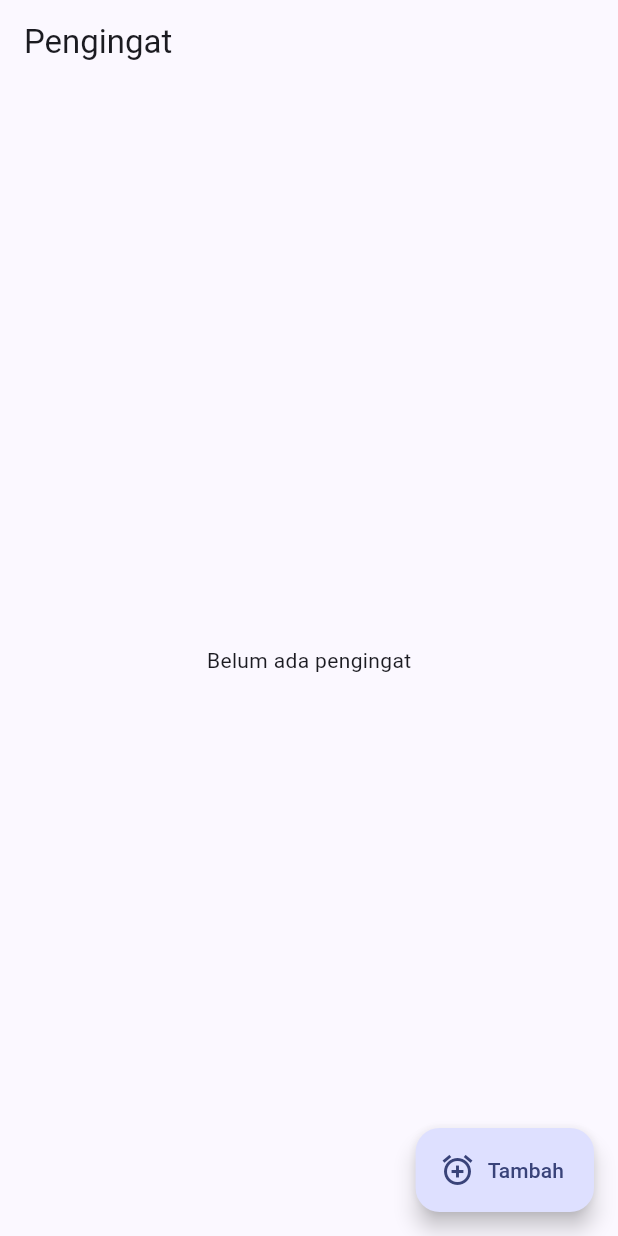
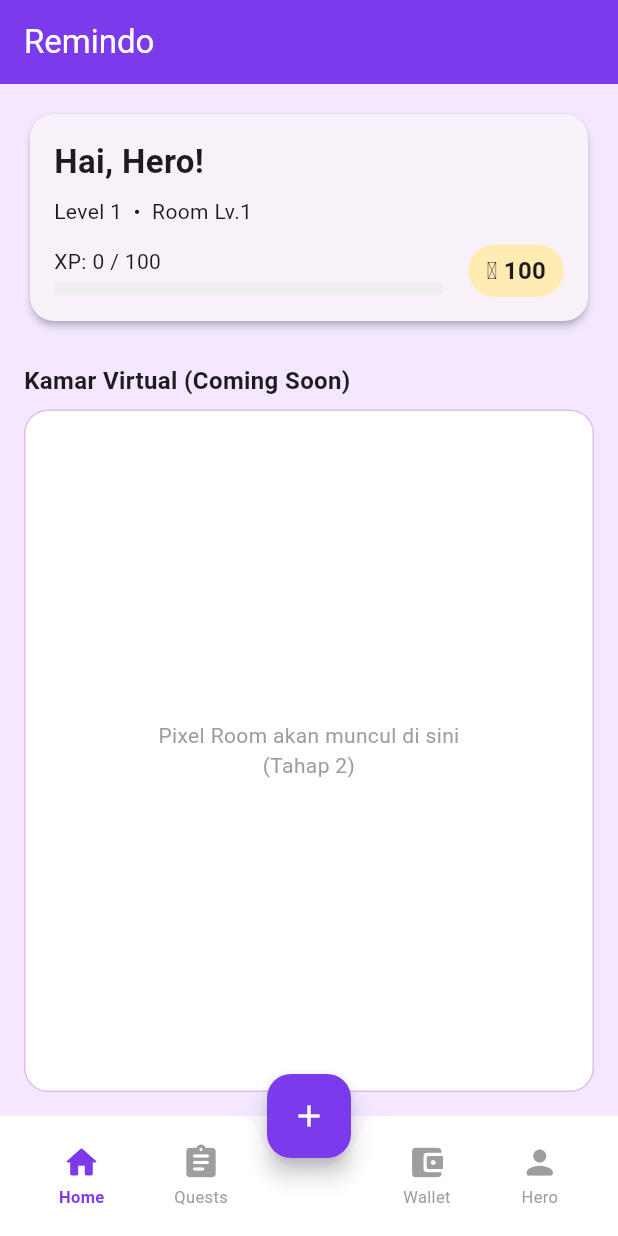
Before and after one commit to kolweoe/my_notifikation_popup, a Flutter app: the screen it shows after launch, on a phone screen of 412 x 824 dp. Run offline on Flutter 3.47's test engine with Material 3 defaults, Android fonts, the phone set to English and light mode, and no system bars; our stand-ins replace flutter_local_notifications, sqflite, timezone; accounts and stored records are empty.

Commit message:
feat: rewrite main.dart with Bottom Navigation for Remindo

```diff
--- a/pengingat_app/lib/main.dart
+++ b/pengingat_app/lib/main.dart
@@ -1,209 +1,128 @@
 import 'package:flutter/material.dart';
 import 'package:intl/date_symbol_data_local.dart';
-import 'package:intl/intl.dart';
-import 'models/reminder.dart';
-import 'services/db_service.dart';
 import 'services/notification_service.dart';
+import 'services/database_service.dart';
+import 'screens/home_screen.dart';
+import 'screens/quests_screen.dart';
 
 Future<void> main() async {
   WidgetsFlutterBinding.ensureInitialized();
   await initializeDateFormatting('id');
   await NotificationService.init();
-  runApp(const PengingatApp());
+  await DatabaseService.database; // init DB early
+  runApp(const RemindoApp());
 }
 
-class PengingatApp extends StatelessWidget {
-  const PengingatApp({super.key});
+class RemindoApp extends StatelessWidget {
+  const RemindoApp({super.key});
+
   @override
-  Widget build(BuildContext context) => MaterialApp(
-        title: 'Pengingat',
+  Widget build(BuildContext context) {
+    return MaterialApp(
+      title: 'Remindo',
       debugShowCheckedModeBanner: false,
       theme: ThemeData(
-            colorSchemeSeed: Colors.indigo, useMaterial3: true),
-        home: const HomeScreen(),
+        colorSchemeSeed: const Color(0xFF7C3AED),
+        useMaterial3: true,
+        fontFamily: 'Roboto',
+      ),
+      home: const MainShell(),
     );
   }
-
-class HomeScreen extends StatefulWidget {
-  const HomeScreen({super.key});
-  @override
-  State<HomeScreen> createState() => _HomeScreenState();
 }
 
-class _HomeScreenState extends State<HomeScreen> {
-  List<Reminder> _items = [];
-  final _fmt = DateFormat('EEE, d MMM yyyy • HH:mm', 'id');
+class MainShell extends StatefulWidget {
+  const MainShell({super.key});
+
+  @override
+  State<MainShell> createState() => _MainShellState();
+}
+
+class _MainShellState extends State<MainShell> {
+  int _currentIndex = 0;
+
+  final _pages = const [
+    HomeScreen(),
+    QuestsScreen(),
+    // Placeholder for center (+) - handled by FAB
+    SizedBox(),
+    // Wallet placeholder
+    Center(child: Text('Wallet (Coming Soon)')),
+    // Hero placeholder
+    Center(child: Text('Hero (Coming Soon)')),
+  ];
 
   @override
   void initState() {
     super.initState();
     NotificationService.requestPermissions();
-    _load();
   }
 
-  Future<void> _load() async {
-    final data = await DbService.all();
-    if (mounted) setState(() => _items = data);
-  }
-
-  Future<void> _add() async {
-    final r = await showModalBottomSheet<Reminder>(
-      context: context,
-      isScrollControlled: true,
-      builder: (_) => const _FormSheet(),
-    );
-    if (r == null) return;
-    final id = await DbService.insert(r);
-    await NotificationService.schedule(r.copyWith(id: id));
-    _load();
-  }
-
-  Future<void> _toggle(Reminder r) async {
-    final done = !r.done;
-    await DbService.setDone(r.id!, done);
-    if (done) {
-      await NotificationService.cancel(r.id!);
-    } else {
-      await NotificationService.schedule(r.copyWith(done: false));
-    }
-    _load();
-  }
-
-  Future<void> _remove(Reminder r) async {
-    await NotificationService.cancel(r.id!);
-    await DbService.delete(r.id!);
-    _load();
-  }
-
-  Color _prio(int p) =>
-      [Colors.green, Colors.orange, Colors.red][p];
-
   @override
-  Widget build(BuildContext context) => Scaffold(
-        appBar: AppBar(title: const Text('Pengingat')),
-        floatingActionButton: FloatingActionButton.extended(
-            onPressed: _add,
-            icon: const Icon(Icons.add_alarm),
-            label: const Text('Tambah')),
-        body: _items.isEmpty
-            ? const Center(child: Text('Belum ada pengingat'))
-            : ListView.builder(
-                itemCount: _items.length,
-                itemBuilder: (_, i) {
-                  final r = _items[i];
-                  return Dismissible(
-                    key: ValueKey(r.id),
-                    background: Container(color: Colors.red),
-                    onDismissed: (_) => _remove(r),
-                    child: ListTile(
-                      leading: Checkbox(
-                          value: r.done, onChanged: (_) => _toggle(r)),
-                      title: Text(r.title,
-                          style: TextStyle(
-                              decoration: r.done
-                                  ? TextDecoration.lineThrough
-                                  : null)),
-                      subtitle: Text(
-                          '${r.category} • ${_fmt.format(r.dateTime)}'
-                          '${r.repeat == Repeat.none ? '' : ' • ${r.repeat.name}'}'),
-                      trailing: Icon(Icons.circle,
-                          size: 12, color: _prio(r.priority)),
+  Widget build(BuildContext context) {
+    return Scaffold(
+      body: IndexedStack(
+        index: _currentIndex == 2 ? 0 : _currentIndex,
+        children: _pages,
       ),
-                  );
+      floatingActionButton: FloatingActionButton(
+        onPressed: () {
+          // Navigate to Quests and trigger add
+          setState(() => _currentIndex = 1);
         },
+        backgroundColor: const Color(0xFF7C3AED),
+        child: const Icon(Icons.add, color: Colors.white),
+      ),
+      floatingActionButtonLocation: FloatingActionButtonLocation.centerDocked,
+      bottomNavigationBar: BottomAppBar(
+        shape: const CircularNotchedRectangle(),
+        notchMargin: 8,
+        color: Colors.white,
+        elevation: 8,
+        child: SizedBox(
+          height: 60,
+          child: Row(
+            mainAxisAlignment: MainAxisAlignment.spaceAround,
+            children: [
+              _navItem(Icons.home_rounded, 'Home', 0),
+              _navItem(Icons.assignment_rounded, 'Quests', 1),
+              const SizedBox(width: 48), // space for FAB
+              _navItem(Icons.account_balance_wallet_rounded, 'Wallet', 3),
+              _navItem(Icons.person_rounded, 'Hero', 4),
+            ],
+          ),
+        ),
       ),
     );
   }
 
-class _FormSheet extends StatefulWidget {
-  const _FormSheet();
-  @override
-  State<_FormSheet> createState() => _FormSheetState();
-}
-
-class _FormSheetState extends State<_FormSheet> {
-  final _title = TextEditingController();
-  final _note = TextEditingController();
-  String _cat = kategori.first;
-  Repeat _repeat = Repeat.none;
-  int _prio = 1;
-  DateTime _when = DateTime.now().add(const Duration(minutes: 5));
-
-  Future<void> _pick() async {
-    final d = await showDatePicker(
-        context: context,
-        initialDate: _when,
-        firstDate: DateTime.now().subtract(const Duration(days: 1)),
-        lastDate: DateTime.now().add(const Duration(days: 3650)));
-    if (d == null || !mounted) return;
-    final t = await showTimePicker(
-        context: context, initialTime: TimeOfDay.fromDateTime(_when));
-    if (t == null) return;
-    setState(() => _when = DateTime(d.year, d.month, d.day, t.hour, t.minute));
-  }
-
-  @override
-  Widget build(BuildContext context) => Padding(
-        padding: EdgeInsets.fromLTRB(
-            16, 16, 16, MediaQuery.of(context).viewInsets.bottom + 16),
-        child: SingleChildScrollView(
-          child: Column(mainAxisSize: MainAxisSize.min, children: [
-            TextField(
-                controller: _title,
-                decoration: const InputDecoration(labelText: 'Judul')),
-            TextField(
-                controller: _note,
-                decoration: const InputDecoration(labelText: 'Catatan')),
-            const SizedBox(height: 8),
-            ListTile(
-                contentPadding: EdgeInsets.zero,
-                leading: const Icon(Icons.schedule),
-                title: Text(DateFormat('d MMM yyyy • HH:mm').format(_when)),
-                onTap: _pick),
-            DropdownButtonFormField<String>(
-                value: _cat,
-                items: kategori
-                    .map((e) => DropdownMenuItem(value: e, child: Text(e)))
-                    .toList(),
-                onChanged: (v) => setState(() => _cat = v!),
-                decoration: const InputDecoration(labelText: 'Kategori')),
-            DropdownButtonFormField<Repeat>(
-                value: _repeat,
-                items: const [
-                  DropdownMenuItem(value: Repeat.none, child: Text('Sekali')),
-                  DropdownMenuItem(value: Repeat.daily, child: Text('Harian')),
-                  DropdownMenuItem(
-                      value: Repeat.weekly, child: Text('Mingguan')),
+  Widget _navItem(IconData icon, String label, int index) {
+    final selected = _currentIndex == index;
+    return InkWell(
+      onTap: () => setState(() => _currentIndex = index),
+      borderRadius: BorderRadius.circular(12),
+      child: Padding(
+        padding: const EdgeInsets.symmetric(horizontal: 12, vertical: 6),
+        child: Column(
+          mainAxisSize: MainAxisSize.min,
+          children: [
+            Icon(
+              icon,
+              color: selected ? const Color(0xFF7C3AED) : Colors.grey,
+              size: 26,
+            ),
+            const SizedBox(height: 2),
+            Text(
+              label,
+              style: TextStyle(
+                fontSize: 11,
+                color: selected ? const Color(0xFF7C3AED) : Colors.grey,
+                fontWeight: selected ? FontWeight.w600 : FontWeight.normal,
+              ),
+            ),
           ],
-                onChanged: (v) => setState(() => _repeat = v!),
-                decoration: const InputDecoration(labelText: 'Ulangi')),
-            const SizedBox(height: 8),
-            SegmentedButton<int>(
-              segments: const [
-                ButtonSegment(value: 0, label: Text('Rendah')),
-                ButtonSegment(value: 1, label: Text('Sedang')),
-                ButtonSegment(value: 2, label: Text('Tinggi')),
-              ],
-              selected: {_prio},
-              onSelectionChanged: (s) => setState(() => _prio = s.first),
         ),
-            const SizedBox(height: 12),
-            FilledButton(
-              onPressed: () {
-                if (_title.text.trim().isEmpty) return;
-                Navigator.pop(
-                    context,
-                    Reminder(
-                        title: _title.text.trim(),
-                        note: _note.text.trim(),
-                        category: _cat,
-                        dateTime: _when,
-                        repeat: _repeat,
-                        priority: _prio));
-              },
-              child: const Text('Simpan'),
-            ),
-          ]),
       ),
     );
   }
+}
```
Lines whose indentation alone changed are shown as unchanged.
